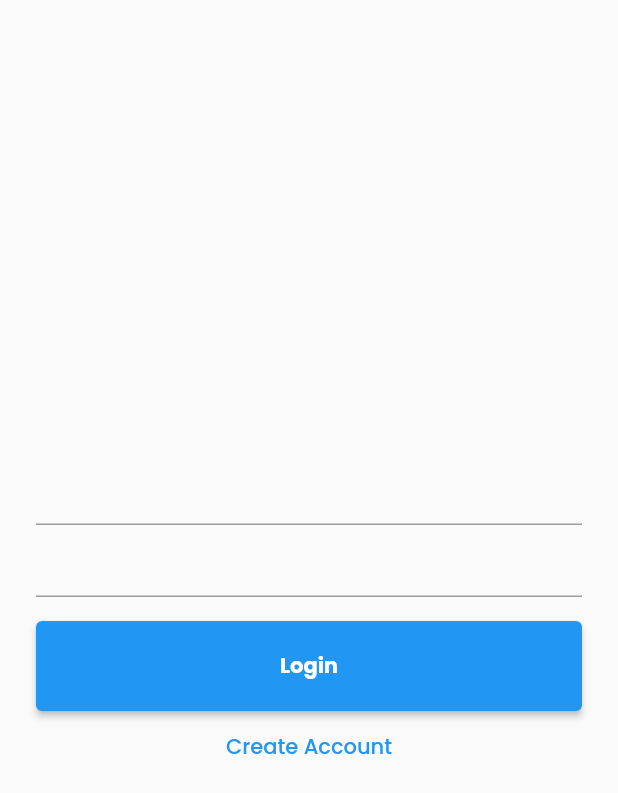
After one commit to Bhaswanth-Isani/medicine_reminder_app, a Flutter app: the LoginPage screen opened by its route, after a tap on "Login", on a phone screen of 412 x 824 dp. The commit adds this screen. Shown: the top 793 px of the screen. Run offline on Flutter 3.47's test engine with Material 2 defaults, Android fonts, the phone set to English and light mode, and no system bars; our stand-ins replace auto_route, dio, flutter_hooks, freezed_annotation, google_fonts, hooks_riverpod and 2 more; accounts and stored records are empty; generated files the repository leaves out were written again; network calls fail.

Commit message:
Added LoginPage and fixed AuthGuard

```diff
--- /dev/null
+++ b/lib/auth/presentation/login_page.dart
@@ -0,0 +1,105 @@
+import 'package:auto_route/auto_route.dart';
+import 'package:flutter/material.dart';
+import 'package:flutter_hooks/flutter_hooks.dart';
+import 'package:hooks_riverpod/hooks_riverpod.dart';
+import 'package:medicine_reminder_app/auth/application/auth_repository.dart';
+import 'package:medicine_reminder_app/auth/presentation/create_account_page.dart';
+import 'package:medicine_reminder_app/core/presentation/router.dart';
+
+class LoginPage extends HookConsumerWidget {
+  const LoginPage({super.key});
+
+  @override
+  Widget build(BuildContext context, WidgetRef ref) {
+    final emailController = useTextEditingController();
+    final passwordController = useTextEditingController();
+    final isLoading = ref.watch(authRepositoryProvider).isLoading;
+
+    final formKey = GlobalKey<FormState>();
+
+    ref.listen(authRepositoryProvider, (previous, next) {
+      if (next.error != null) {
+        ScaffoldMessenger.of(context).showSnackBar(
+          SnackBar(
+            content: Text(next.error.toString()),
+            behavior: SnackBarBehavior.floating,
+            backgroundColor: Theme.of(context).errorColor,
+          ),
+        );
+      } else if (next.user != null) {
+        emailController.clear();
+        passwordController.clear();
+
+        context.replaceRoute(const MedicineRoute());
+      }
+    });
+
+    return Scaffold(
+      body: Padding(
+        padding: const EdgeInsets.symmetric(horizontal: 24),
+        child: Form(
+          key: formKey,
+          child: Column(
+            mainAxisAlignment: MainAxisAlignment.center,
+            children: [
+              CustomTextField(
+                isLoading: isLoading,
+                label: 'E-MAIL',
+                controller: emailController,
+                validator: (value) {
+                  if (value == null ||
+                      !RegExp(r"^[a-zA-Z\d.a-zA-Z!#$%&'*+-/=?^_`{|}~]+@[a-zA-Z\d]+\.[a-zA-Z]+")
+                          .hasMatch(value)) {
+                    return 'Enter a valid E-Mail';
+                  }
+                  return null;
+                },
+              ),
+              CustomTextField(
+                isLoading: isLoading,
+                label: 'PASSWORD',
+                controller: passwordController,
+                validator: (value) {
+                  if (value == null || value.length < 6) {
+                    return 'Password should have more than 6 characters';
+                  }
+                  return null;
+                },
+              ),
+              const SizedBox(height: 16),
+              SizedBox(
+                width: double.infinity,
+                height: 60,
+                child: ElevatedButton(
+                  onPressed: isLoading
+                      ? null
+                      : () {
+                          if (formKey.currentState?.validate() ?? false) {
+                            ref
+                                .read(authRepositoryProvider.notifier)
+                                .loginUsingEmailAndPassword(
+                                  email: emailController.text,
+                                  password: passwordController.text,
+                                );
+                          }
+                        },
+                  child: isLoading
+                      ? const CircularProgressIndicator()
+                      : const Text(
+                          'Login',
+                          style: TextStyle(fontWeight: FontWeight.bold),
+                        ),
+                ),
+              ),
+              TextButton(
+                onPressed: () =>
+                    context.replaceRoute(const CreateAccountRoute()),
+                child: const Text('Create Account'),
+              )
+            ],
+          ),
+        ),
+      ),
+    );
+  }
+}
--- a/lib/core/presentation/router_provider.dart
+++ b/lib/core/presentation/router_provider.dart
@@ -1,13 +1,5 @@
 import 'package:hooks_riverpod/hooks_riverpod.dart';
-import 'package:medicine_reminder_app/auth/application/auth_repository.dart';
 import 'package:medicine_reminder_app/core/presentation/router.dart';
 
-final routerProvider = Provider<AppRouter>((ref) {
-  var authenticated = false;
-
-  if (ref.watch(authRepositoryProvider).user != null) {
-    authenticated = true;
-  }
-
-  return AppRouter(authGuard: AuthGuard(authenticated: authenticated));
-});
+final routerProvider =
+    Provider<AppRouter>((ref) => AppRouter(authGuard: AuthGuard(ref: ref)));
```
Also changed, not shown: lib/core/presentation/router.dart (+9 -5 lines), lib/core/presentation/router.gr.dart.
